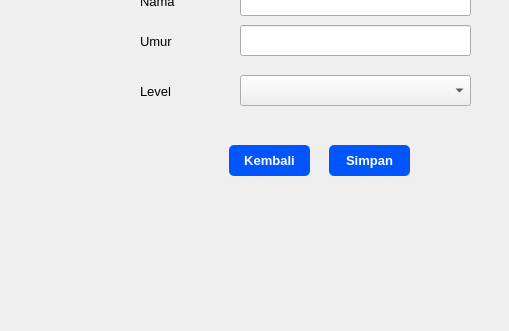
Old version of the form form_edit_data_kasir.ui in the repository naylasalsdev-project/SudiKasusUAS; both pictures show x 0 to 509 and y 235 to 566 of the 646 by 566 pixel window.
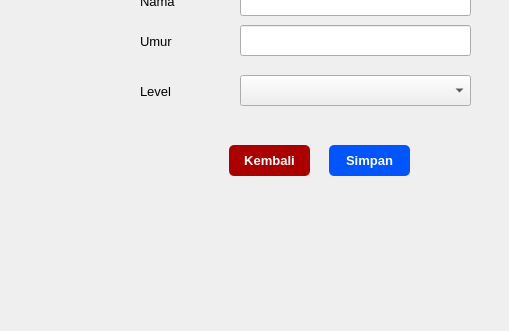
New version of the form.

```diff
--- a/form_edit_data_kasir.ui
+++ b/form_edit_data_kasir.ui
@@ -85,7 +85,7 @@
     </property>
     <property name="styleSheet">
      <string notr="true">QPushButton {
-    background-color: rgb(0, 85, 255);
+    background-color: rgb(170, 0, 0);
     color: white;
     border-radius: 5px;   
     padding: 6px;           
```
